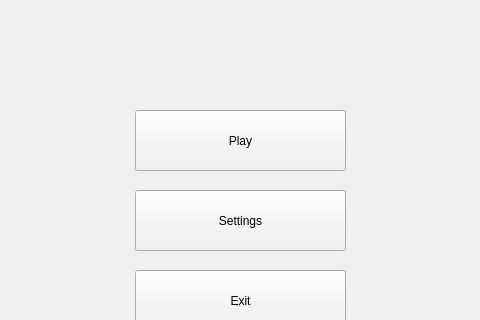
Qt form mainwindow.ui (Kiziaka05/BikiniBottom2.0) before a commit; both pictures show x 275 to 755 and y 200 to 520 of the 1004 by 682 pixel window.
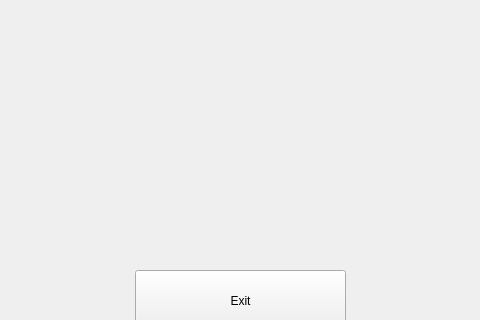
The same form after that commit. Icons and pictures are not drawn.

Commit message: textures for buttons

```diff
--- a/mainwindow.ui
+++ b/mainwindow.ui
@@ -21,18 +21,33 @@
     <property name="geometry">
      <rect>
       <x>410</x>
-      <y>310</y>
+      <y>270</y>
       <width>211</width>
-      <height>61</height>
+      <height>71</height>
      </rect>
     </property>
+    <property name="font">
+     <font>
+      <pointsize>10</pointsize>
+     </font>
+    </property>
+    <property name="styleSheet">
+     <string notr="true">QPushButton {
+    border: none;
+    border-image: url(btn_play)0 0 0 0 stretch stretch;
+
+    background: transparent;
+    
+
+}</string>
+    </property>
     <property name="text">
-     <string>Play</string>
+     <string/>
     </property>
     <property name="iconSize">
      <size>
       <width>410</width>
-      <height>310</height>
+      <height>300</height>
      </size>
     </property>
    </widget>
@@ -40,13 +55,29 @@
     <property name="geometry">
      <rect>
       <x>410</x>
-      <y>390</y>
+      <y>370</y>
       <width>211</width>
-      <height>61</height>
+      <height>81</height>
      </rect>
     </property>
+    <property name="styleSheet">
+     <string notr="true">QPushButton {
+    border: none;
+    border-image: url(btn_options)0 0 0 0 stretch stretch;
+
+    background: transparent;
+    
+
+}</string>
+    </property>
     <property name="text">
-     <string>Settings</string>
+     <string/>
+    </property>
+    <property name="iconSize">
+     <size>
+      <width>410</width>
+      <height>310</height>
+     </size>
     </property>
    </widget>
    <widget class="QPushButton" name="btn_exit">
```
The commit also changes 1 other file.
